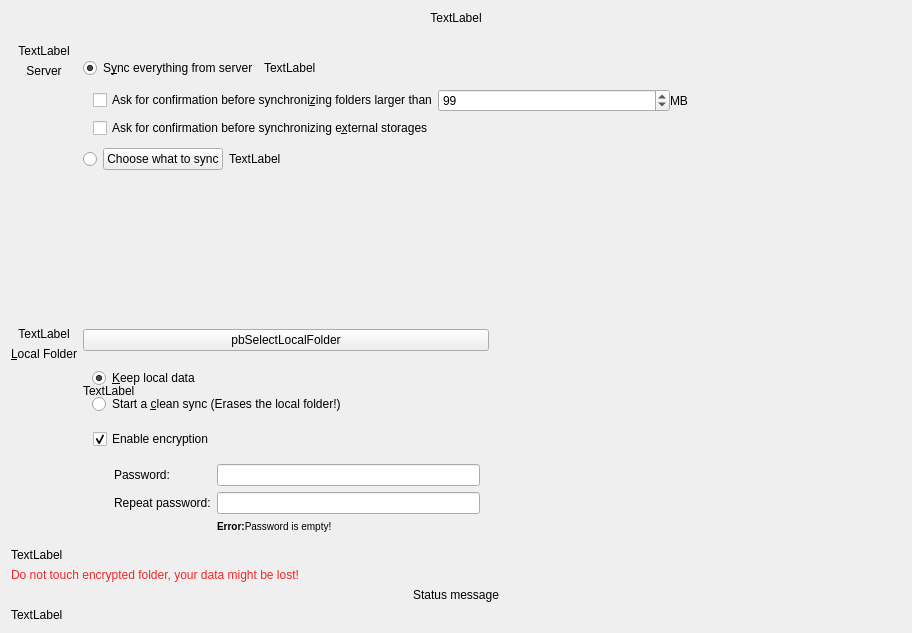
Qt form src/gui/wizard/owncloudadvancedsetuppage.ui (alpeinsoft/cloudsecurium_client) before a commit.
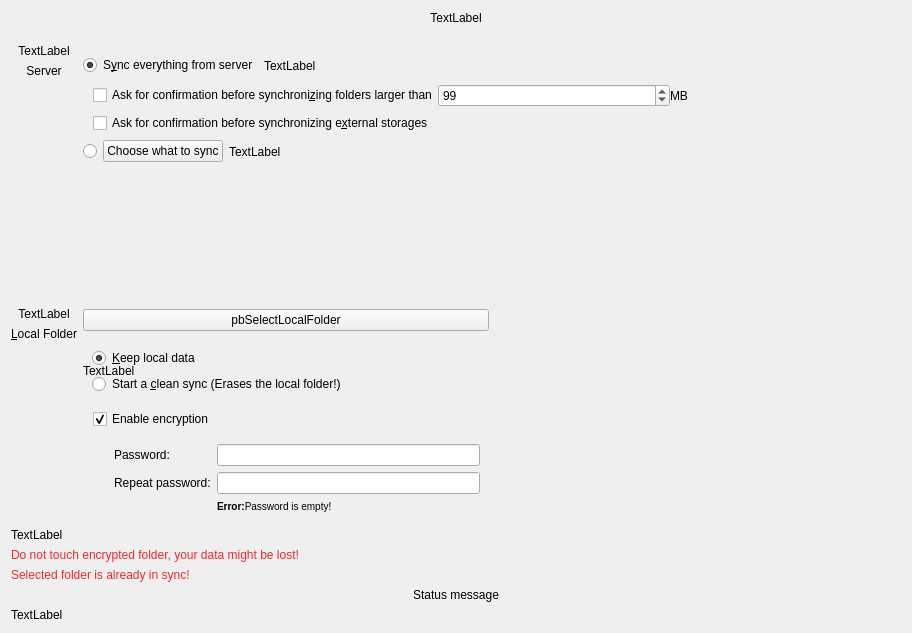
The same form after that commit.

Commit message: Fix crash on choosing the same folder for encryption twice. Fix bug in wizard page validation, allowing empty password.

```diff
--- a/src/gui/wizard/owncloudadvancedsetuppage.ui
+++ b/src/gui/wizard/owncloudadvancedsetuppage.ui
@@ -537,6 +537,13 @@
      </property>
     </widget>
    </item>
+   <item>
+    <widget class="QLabel" name="sameFolderLabel">
+     <property name="text">
+      <string>&lt;html&gt;&lt;head/&gt;&lt;body&gt;&lt;p&gt;&lt;span style=&quot; color:#ef2929;&quot;&gt;Selected folder is already in sync!&lt;/span&gt;&lt;/p&gt;&lt;/body&gt;&lt;/html&gt;</string>
+     </property>
+    </widget>
+   </item>
    <item>
     <widget class="QLabel" name="syncModeLabel">
      <property name="text">
```
The commit also changes 3 other files.
